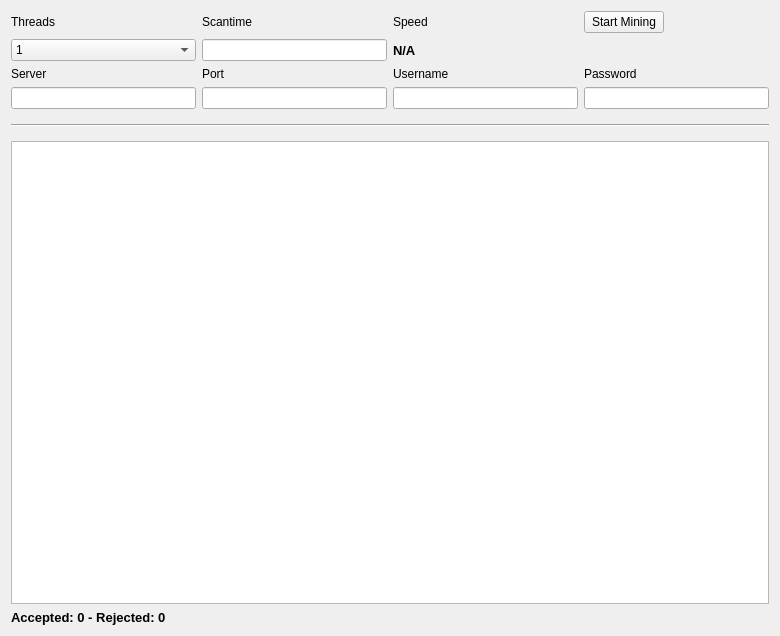
coblee/litecoin-old, file src/qt/forms/miningpage.ui: the form before one commit.
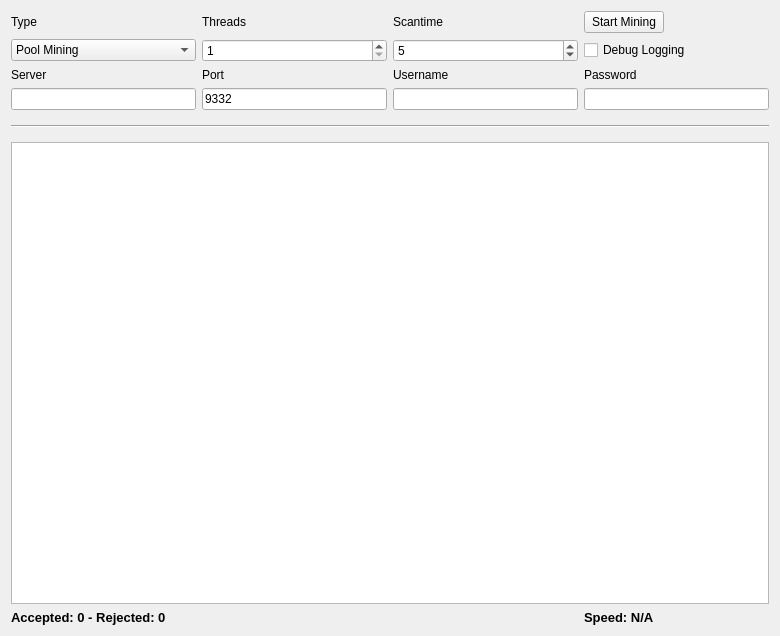
The form after the commit.

Commit message: UI tweaks to the mining tab.

```diff
--- a/src/qt/forms/miningpage.ui
+++ b/src/qt/forms/miningpage.ui
@@ -17,154 +17,64 @@
    <property name="sizeConstraint">
     <enum>QLayout::SetMaximumSize</enum>
    </property>
-   <item row="8" column="0">
-    <widget class="QLineEdit" name="rpcServerLine"/>
+   <item row="7" column="1">
+    <widget class="QLineEdit" name="serverLine">
+     <property name="enabled">
+      <bool>true</bool>
+     </property>
+    </widget>
    </item>
-   <item row="7" column="2">
-    <widget class="QLabel" name="rpcUsernameLabel">
+   <item row="6" column="3">
+    <widget class="QLabel" name="usernameLabel">
+     <property name="enabled">
+      <bool>true</bool>
+     </property>
      <property name="text">
       <string>Username</string>
      </property>
     </widget>
    </item>
-   <item row="7" column="0">
-    <widget class="QLabel" name="rpcServerLabel">
+   <item row="6" column="1">
+    <widget class="QLabel" name="serverLabel">
+     <property name="enabled">
+      <bool>true</bool>
+     </property>
      <property name="text">
       <string>Server</string>
      </property>
     </widget>
    </item>
-   <item row="8" column="2">
-    <widget class="QLineEdit" name="usernameLine"/>
-   </item>
    <item row="7" column="3">
-    <widget class="QLabel" name="rpcPasswordLabel">
+    <widget class="QLineEdit" name="usernameLine">
+     <property name="enabled">
+      <bool>true</bool>
+     </property>
+     <property name="text">
+      <string/>
+     </property>
+    </widget>
+   </item>
+   <item row="6" column="4">
+    <widget class="QLabel" name="passwordLabel">
+     <property name="enabled">
+      <bool>true</bool>
+     </property>
      <property name="text">
       <string>Password</string>
      </property>
     </widget>
    </item>
-   <item row="8" column="3">
-    <widget class="QLineEdit" name="passwordLine"/>
-   </item>
-   <item row="3" column="0">
-    <widget class="QLabel" name="threadsLabel">
-     <property name="text">
-      <string>Threads</string>
+   <item row="6" column="2">
+    <widget class="QLabel" name="portLabel">
+     <property name="enabled">
+      <bool>true</bool>
      </property>
-    </widget>
-   </item>
-   <item row="7" column="1">
-    <widget class="QLabel" name="rpcPortLabel">
      <property name="text">
       <string>Port</string>
      </property>
     </widget>
    </item>
-   <item row="8" column="1">
-    <widget class="QLineEdit" name="portLine">
-     <property name="maxLength">
-      <number>5</number>
-     </property>
-    </widget>
-   </item>
-   <item row="4" column="0">
-    <widget class="QComboBox" name="threadsBox">
-     <item>
-      <property name="text">
-       <string>1</string>
-      </property>
-     </item>
-     <item>
-      <property name="text">
-       <string>2</string>
-      </property>
-     </item>
-     <item>
-      <property name="text">
-       <string>3</string>
-      </property>
-     </item>
-     <item>
-      <property name="text">
-       <string>4</string>
-      </property>
-     </item>
-     <item>
-      <property name="text">
-       <string>5</string>
-      </property>
-     </item>
-     <item>
-      <property name="text">
-       <string>6</string>
-      </property>
-     </item>
-     <item>
-      <property name="text">
-       <string>7</string>
-      </property>
-     </item>
-     <item>
-      <property name="text">
-       <string>8</string>
-      </property>
-     </item>
-    </widget>
-   </item>
-   <item row="3" column="1">
-    <widget class="QLabel" name="scantimeLabel">
-     <property name="layoutDirection">
-      <enum>Qt::LeftToRight</enum>
-     </property>
-     <property name="text">
-      <string>Scantime</string>
-     </property>
-    </widget>
-   </item>
-   <item row="4" column="1">
-    <widget class="QLineEdit" name="scantimeLine"/>
-   </item>
-   <item row="3" column="2">
-    <widget class="QLabel" name="speedTitleLabel">
-     <property name="sizePolicy">
-      <sizepolicy hsizetype="Maximum" vsizetype="Preferred">
-       <horstretch>0</horstretch>
-       <verstretch>0</verstretch>
-      </sizepolicy>
-     </property>
-     <property name="minimumSize">
-      <size>
-       <width>0</width>
-       <height>0</height>
-      </size>
-     </property>
-     <property name="text">
-      <string>Speed</string>
-     </property>
-    </widget>
-   </item>
-   <item row="4" column="2">
-    <widget class="QLabel" name="mineSpeedLabel">
-     <property name="sizePolicy">
-      <sizepolicy hsizetype="Preferred" vsizetype="Preferred">
-       <horstretch>0</horstretch>
-       <verstretch>0</verstretch>
-      </sizepolicy>
-     </property>
-     <property name="font">
-      <font>
-       <pointsize>10</pointsize>
-       <weight>75</weight>
-       <bold>true</bold>
-      </font>
-     </property>
-     <property name="text">
-      <string>N/A</string>
-     </property>
-    </widget>
-   </item>
-   <item row="3" column="3">
+   <item row="3" column="4">
     <widget class="QPushButton" name="startButton">
      <property name="sizePolicy">
       <sizepolicy hsizetype="Fixed" vsizetype="Fixed">
@@ -177,7 +87,7 @@
      </property>
     </widget>
    </item>
-   <item row="9" column="0" colspan="4">
+   <item row="8" column="1" colspan="4">
     <widget class="Line" name="line">
      <property name="sizePolicy">
       <sizepolicy hsizetype="Minimum" vsizetype="Fixed">
@@ -196,7 +106,7 @@
      </property>
     </widget>
    </item>
-   <item row="14" column="0" colspan="4">
+   <item row="13" column="1" colspan="4">
     <widget class="QListWidget" name="list">
      <property name="autoScrollMargin">
       <number>100000</number>
@@ -209,7 +119,7 @@
      </property>
     </widget>
    </item>
-   <item row="15" column="0" colspan="4">
+   <item row="14" column="1" colspan="3">
     <widget class="QLabel" name="shareCount">
      <property name="font">
       <font>
@@ -223,6 +133,132 @@
      </property>
     </widget>
    </item>
+   <item row="14" column="4">
+    <widget class="QLabel" name="mineSpeedLabel">
+     <property name="sizePolicy">
+      <sizepolicy hsizetype="Preferred" vsizetype="Preferred">
+       <horstretch>0</horstretch>
+       <verstretch>0</verstretch>
+      </sizepolicy>
+     </property>
+     <property name="font">
+      <font>
+       <pointsize>10</pointsize>
+       <weight>75</weight>
+       <bold>true</bold>
+      </font>
+     </property>
+     <property name="text">
+      <string>Speed: N/A</string>
+     </property>
+    </widget>
+   </item>
+   <item row="3" column="3">
+    <widget class="QLabel" name="scantimeLabel">
+     <property name="enabled">
+      <bool>true</bool>
+     </property>
+     <property name="layoutDirection">
+      <enum>Qt::LeftToRight</enum>
+     </property>
+     <property name="text">
+      <string>Scantime</string>
+     </property>
+    </widget>
+   </item>
+   <item row="3" column="2">
+    <widget class="QLabel" name="threadsLabel">
+     <property name="enabled">
+      <bool>true</bool>
+     </property>
+     <property name="text">
+      <string>Threads</string>
+     </property>
+    </widget>
+   </item>
+   <item row="4" column="4">
+    <widget class="QCheckBox" name="debugCheckBox">
+     <property name="text">
+      <string>Debug Logging</string>
+     </property>
+    </widget>
+   </item>
+   <item row="3" column="1">
+    <widget class="QLabel" name="typeLabel">
+     <property name="text">
+      <string>Type</string>
+     </property>
+    </widget>
+   </item>
+   <item row="4" column="2">
+    <widget class="QSpinBox" name="threadsBox">
+     <property name="enabled">
+      <bool>true</bool>
+     </property>
+     <property name="minimum">
+      <number>1</number>
+     </property>
+     <property name="maximum">
+      <number>99</number>
+     </property>
+     <property name="singleStep">
+      <number>1</number>
+     </property>
+    </widget>
+   </item>
+   <item row="4" column="1">
+    <widget class="QComboBox" name="typeBox">
+     <property name="editable">
+      <bool>false</bool>
+     </property>
+     <property name="currentIndex">
+      <number>1</number>
+     </property>
+     <item>
+      <property name="text">
+       <string>Solo Mining (not functional)</string>
+      </property>
+     </item>
+     <item>
+      <property name="text">
+       <string>Pool Mining</string>
+      </property>
+     </item>
+    </widget>
+   </item>
+   <item row="4" column="3">
+    <widget class="QSpinBox" name="scantimeBox">
+     <property name="enabled">
+      <bool>true</bool>
+     </property>
+     <property name="minimum">
+      <number>1</number>
+     </property>
+     <property name="value">
+      <number>5</number>
+     </property>
+    </widget>
+   </item>
+   <item row="7" column="2">
+    <widget class="QLineEdit" name="portLine">
+     <property name="enabled">
+      <bool>true</bool>
+     </property>
+     <property name="text">
+      <string>9332</string>
+     </property>
+     <property name="value" stdset="0">
+      <number>9332</number>
+     </property>
+    </widget>
+   </item>
+   <item row="7" column="4">
+    <widget class="QLineEdit" name="passwordLine">
+     <property name="enabled">
+      <bool>true</bool>
+     </property>
+    </widget>
+   </item>
   </layout>
  </widget>
  <layoutdefault spacing="6" margin="11"/>
```
Left out of the diff: 6 changed lines with no effect on the pictures. The commit also changes 2 other files.
